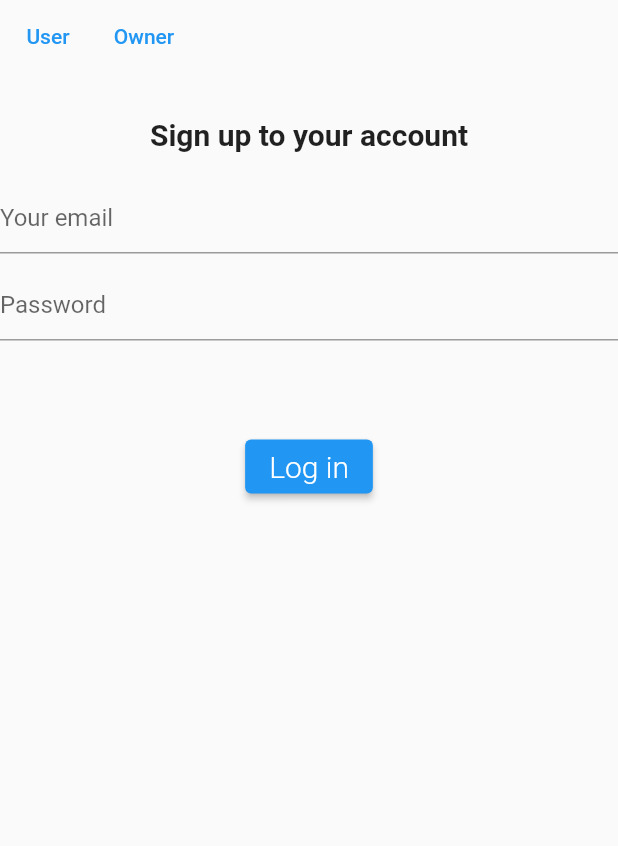
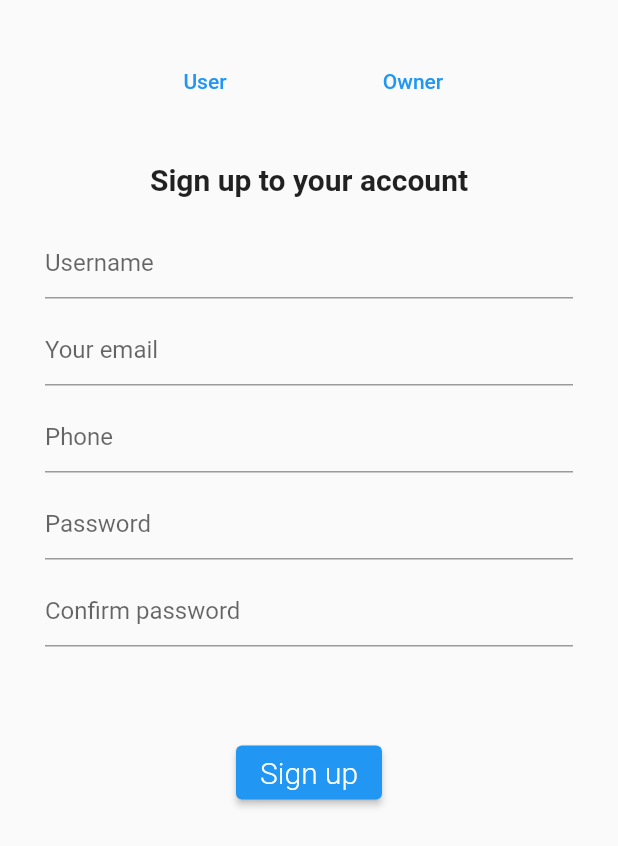
Before and after one commit to bahiznalakath/oople, a Flutter app: the screen it shows after launch, after a tap on "Sign up", on a phone screen of 412 x 824 dp. Shown: the top 846 px of the screen. Run offline on Flutter 3.47's test engine with Material 2 defaults, Android fonts, the phone set to English and light mode, and no system bars; network calls fail.

Commit message:
sign up page and login page updated

```diff
--- a/lib/components/signup.dart
+++ b/lib/components/signup.dart
@@ -13,9 +13,12 @@ class _signupState extends State<signup> {
   Widget build(BuildContext context) {
     return Scaffold(
         body: SingleChildScrollView(
-          child: SafeArea(child: Column(
+          child: SafeArea(child: Container(
+            margin: EdgeInsets.all(30),
+            child: Column(
               children: [
                 Row(
+                  mainAxisAlignment: MainAxisAlignment.spaceEvenly,
                   children: [
                     TextButton(onPressed: () {
                         setState(() {
@@ -67,8 +70,10 @@ class _signupState extends State<signup> {
                   }, child: Text('Sign up',style: TextStyle(fontSize: 20,fontWeight: FontWeight.w300),))
 
                 ],
+              ),
+          ),
           )),
-        ),
+
     );
   }
 }
--- a/lib/components/welcome.dart
+++ b/lib/components/welcome.dart
@@ -45,7 +45,7 @@ class _welcomeState extends State<welcome> {
           ElevatedButton(onPressed: () {
 
 
-            Navigator.push(context, MaterialPageRoute(builder: (context)=>login()));
+            Navigator.push(context, MaterialPageRoute(builder: (context)=>signup()));
 
           }, child: Text('Sign up'))
         ],
--- a/lib/main.dart
+++ b/lib/main.dart
@@ -2,5 +2,5 @@ import 'package:flutter/material.dart';
 import 'package:untitled/components/splashScreen.dart';
 
 void main() {
-  runApp(MaterialApp(home: splashScreen(),));
+  runApp(MaterialApp(home: splashScreen(), debugShowCheckedModeBanner: false));
 }
```
Lines whose indentation alone changed are shown as unchanged.
